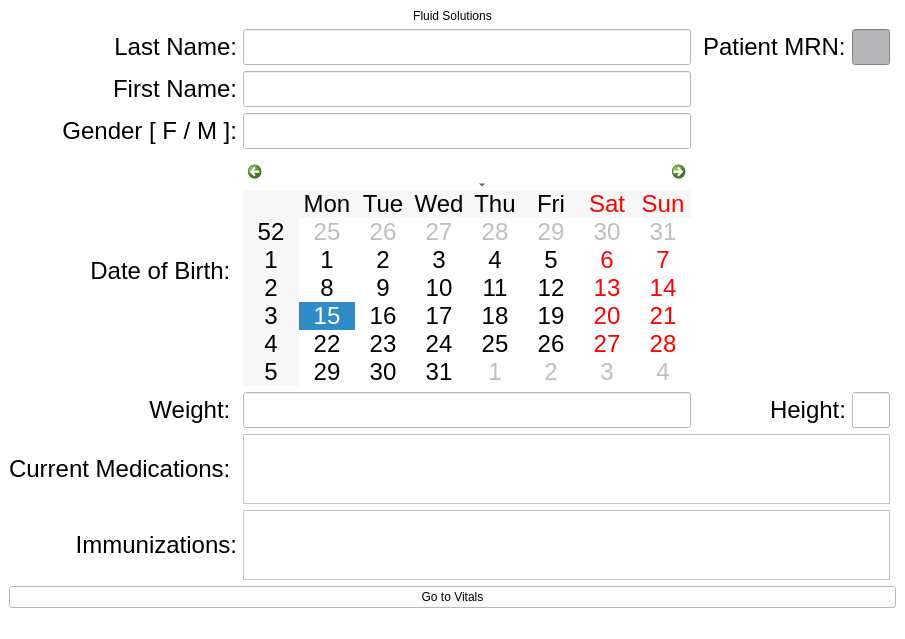
Old version of the form app/frontend/views/patientWindow.ui in the repository lmitchell33/Fluid-Solutions.
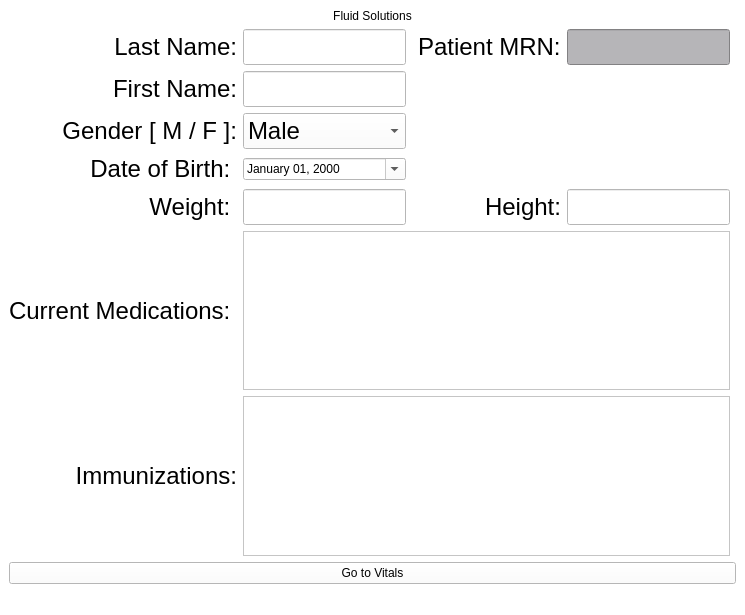
New version of the form.

```diff
--- a/app/frontend/views/patientWindow.ui
+++ b/app/frontend/views/patientWindow.ui
@@ -138,7 +138,7 @@
        </font>
       </property>
       <property name="text">
-       <string>Gender [ F / M ]:</string>
+       <string>Gender [ M / F ]:</string>
       </property>
       <property name="alignment">
        <set>Qt::AlignRight|Qt::AlignTrailing|Qt::AlignVCenter</set>
@@ -148,12 +148,22 @@
 
       <!-- Text box for gender -->
     <item row="3" column="1">
-     <widget class="QLineEdit" name="gender_value">
+     <widget class="QComboBox" name="gender_dropdown">
       <property name="font">
        <font>
         <pointsize>18</pointsize>
        </font>
       </property>
+              <item>
+            <property name="text">
+                <string>Male</string>
+            </property>
+        </item>
+        <item>
+            <property name="text">
+                <string>Female</string>
+            </property>
+        </item>
      </widget>
     </item>
 
@@ -177,12 +187,13 @@
 
       <!-- Textbox for the date of birth -->
     <item row="4" column="1">
-     <widget class="QCalendarWidget" name="dob_value">
-      <property name="font">
-       <font>
-        <pointsize>18</pointsize>
-       </font>
-      </property>
+     <widget class="QDateEdit" name="dob_value">
+        <property name="calendarPopup">
+            <bool>true</bool>
+        </property>
+        <property name="displayFormat">
+            <string>MMMM dd, yyyy</string>
+        </property>
      </widget>
     </item>
 
```
Left out of the diff: 2 changed lines with no effect on the pictures.
